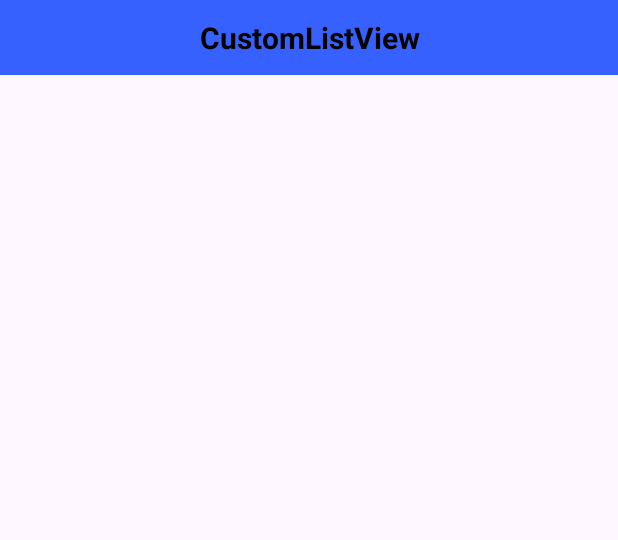
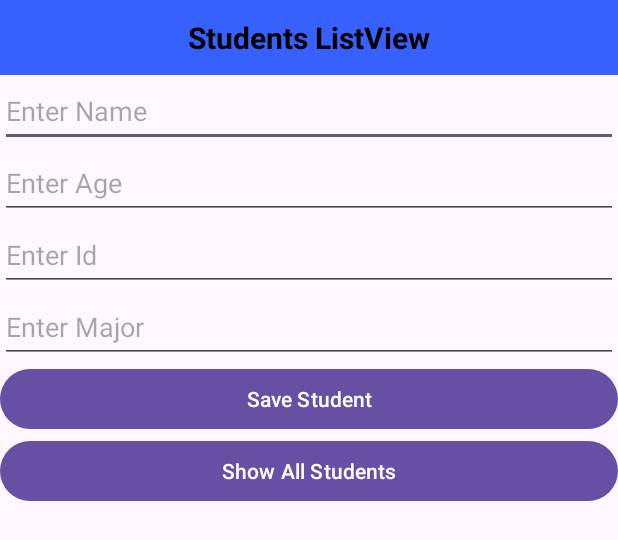
Before and after one commit to KizEvo/android-project, an Android app: the layout activity_main.xml on its own in the app's theme, with its tools: preview values and no code run, on a phone screen of 412 x 824 dp. Shown: the top 540 px of the screen. Run offline under Robolectric (Android 15) with nearby library versions, the phone set to English and light mode, and no system bars.

Commit message:
app/src/main: support method to add, list and view Student
User can add student by providing inputs. The inputs are
stored in database. When user need to view students they
can do so via the display button. For each ListView item
user can click on it to go to a student details.

```diff
--- a/app/src/main/AndroidManifest.xml
+++ b/app/src/main/AndroidManifest.xml
@@ -13,6 +13,9 @@
         android:theme="@style/Theme.Androidproject"
         tools:targetApi="31">
         <activity
+            android:name=".SubActivity"
+            android:exported="false" />
+        <activity
             android:name=".MainActivity"
             android:exported="true">
             <intent-filter>
--- a/app/src/main/res/layout/activity_main.xml
+++ b/app/src/main/res/layout/activity_main.xml
@@ -14,11 +14,53 @@
         android:textStyle="bold"
         android:background="#3661ff"
         android:textColor="#000000"
-        android:text="CustomListView"/>
+        android:text="Students ListView"/>
+
+    <LinearLayout
+        android:layout_width="match_parent"
+        android:layout_height="wrap_content"
+        android:orientation="vertical">
+        <EditText
+            android:id="@+id/etName"
+            android:layout_width="match_parent"
+            android:layout_height="48dp"
+            android:hint="Enter Name" />
+
+        <EditText
+            android:id="@+id/etAge"
+            android:layout_width="match_parent"
+            android:layout_height="48dp"
+            android:hint="Enter Age"
+            android:inputType="number" />
+
+        <EditText
+            android:id="@+id/etId"
+            android:layout_width="match_parent"
+            android:layout_height="48dp"
+            android:hint="Enter Id" />
+
+        <EditText
+            android:id="@+id/etMajor"
+            android:layout_width="match_parent"
+            android:layout_height="48dp"
+            android:hint="Enter Major" />
+
+        <Button
+            android:id="@+id/btnSave"
+            android:layout_width="match_parent"
+            android:layout_height="wrap_content"
+            android:text="Save Student" />
+
+        <Button
+            android:id="@+id/btnShow"
+            android:layout_width="match_parent"
+            android:layout_height="wrap_content"
+            android:text="Show All Students" />
+    </LinearLayout>
 
     <ListView
         android:id="@+id/list"
         android:layout_width="match_parent"
-        android:layout_height="match_parent" />
+        android:layout_height="wrap_content" />
 
 </LinearLayout>
--- a/app/src/main/res/layout/item.xml
+++ b/app/src/main/res/layout/item.xml
@@ -11,7 +11,7 @@
         android:gravity="center">
         <ImageView
             android:id="@+id/image"
-            android:src="@drawable/android"
+            android:src="@drawable/person"
             android:layout_width="60sp"
             android:layout_height="wrap_content"/>
 
```
Also changed, not shown: app/src/main/java/com/example/android_project/Component.java (+11 -7 lines), app/src/main/java/com/example/android_project/MainActivity.java (+83 -6 lines), app/src/main/java/com/example/android_project/SubActivity.java (added, +49 -0 lines), app/src/main/res/layout/activity_sub.xml (added, +33 -0 lines), app/src/main/res/drawable/person.png (added).
